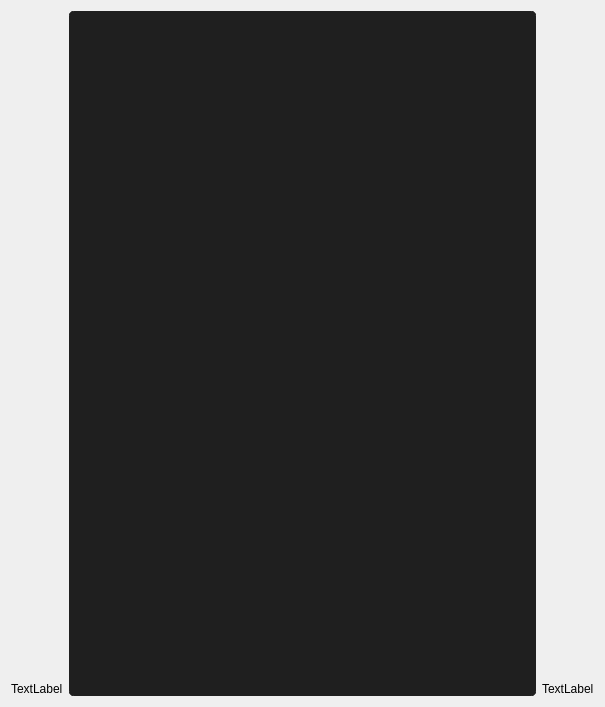
Before: the Qt Designer form src/airunner/widgets/llm/templates/message.ui in Capsize-Games/airunner, drawn with Qt 5.
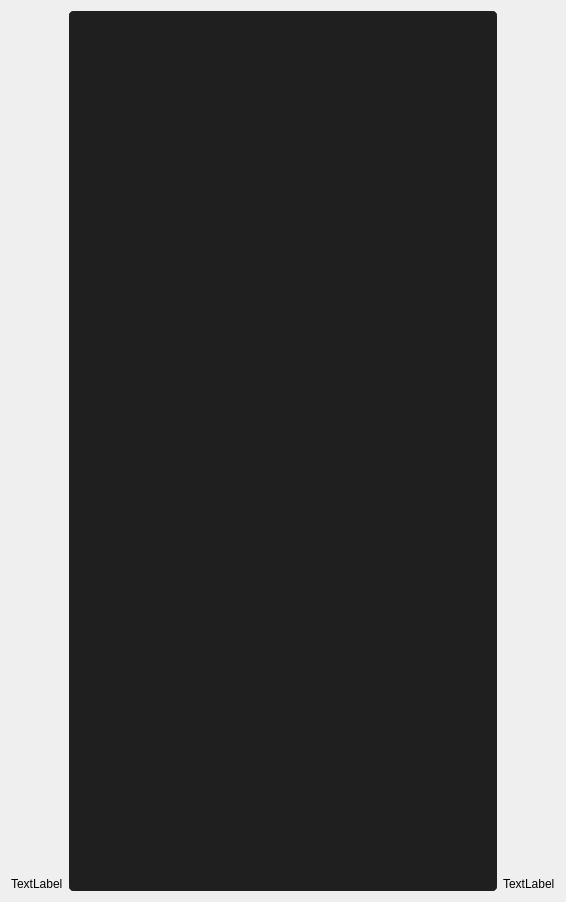
After: the same form once the commit is applied.

Commit message: chat message resize handling

```diff
--- a/src/airunner/widgets/llm/templates/message.ui
+++ b/src/airunner/widgets/llm/templates/message.ui
@@ -6,8 +6,8 @@
    <rect>
     <x>0</x>
     <y>0</y>
-    <width>605</width>
-    <height>707</height>
+    <width>566</width>
+    <height>902</height>
    </rect>
   </property>
   <property name="sizePolicy">
@@ -62,7 +62,10 @@
         <enum>QFrame::Plain</enum>
        </property>
        <property name="verticalScrollBarPolicy">
-        <enum>Qt::ScrollBarAsNeeded</enum>
+        <enum>Qt::ScrollBarAlwaysOff</enum>
+       </property>
+       <property name="horizontalScrollBarPolicy">
+        <enum>Qt::ScrollBarAlwaysOff</enum>
        </property>
       </widget>
      </item>
```
The commit also changes 7 other files.
